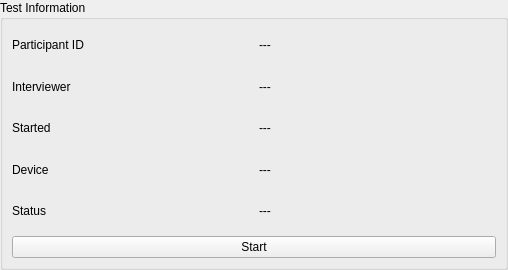
Old version of the form ui/test_info_widget.ui in the repository CLSA/cypress.
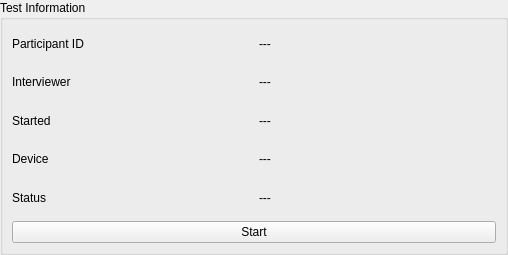
New version of the form.

The edit to the form file:
```diff
--- a/ui/test_info_widget.ui
+++ b/ui/test_info_widget.ui
@@ -7,11 +7,11 @@
     <x>0</x>
     <y>0</y>
     <width>508</width>
-    <height>270</height>
+    <height>255</height>
    </rect>
   </property>
   <property name="sizePolicy">
-   <sizepolicy hsizetype="Preferred" vsizetype="Preferred">
+   <sizepolicy hsizetype="Expanding" vsizetype="Fixed">
     <horstretch>0</horstretch>
     <verstretch>0</verstretch>
    </sizepolicy>
@@ -21,7 +21,7 @@
   </property>
   <layout class="QVBoxLayout" name="verticalLayout">
    <property name="spacing">
-    <number>0</number>
+    <number>8</number>
    </property>
    <property name="leftMargin">
     <number>0</number>
@@ -38,7 +38,7 @@
    <item>
     <widget class="QGroupBox" name="groupBox">
      <property name="sizePolicy">
-      <sizepolicy hsizetype="Preferred" vsizetype="Preferred">
+      <sizepolicy hsizetype="Minimum" vsizetype="Minimum">
        <horstretch>0</horstretch>
        <verstretch>0</verstretch>
       </sizepolicy>
```
